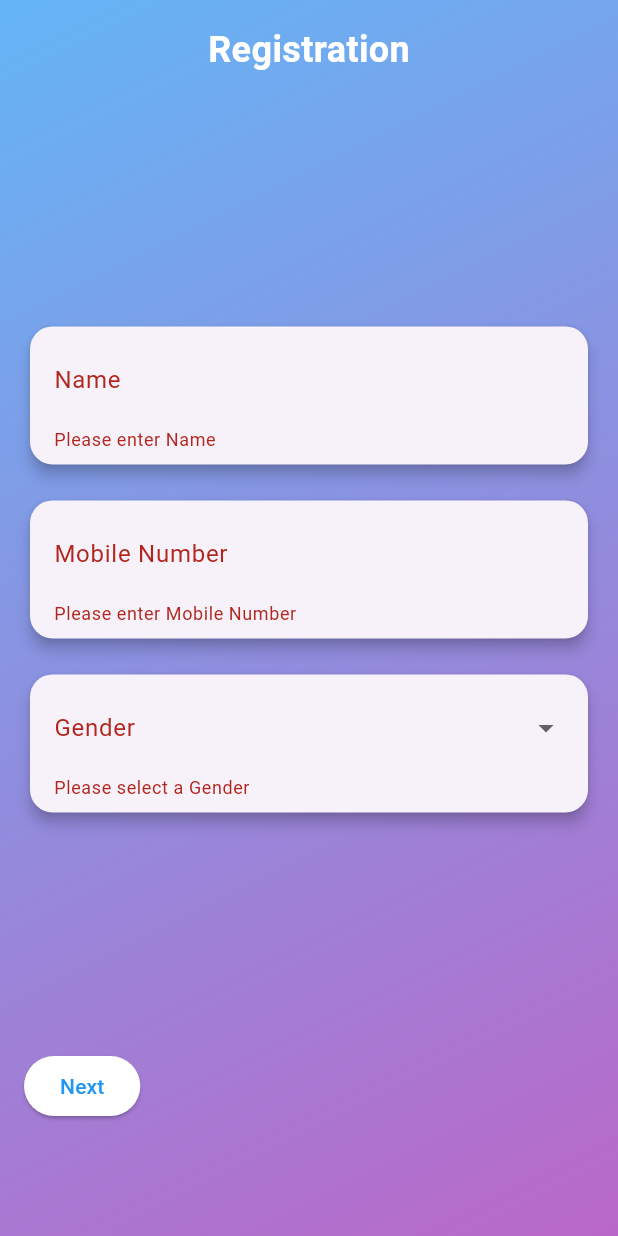
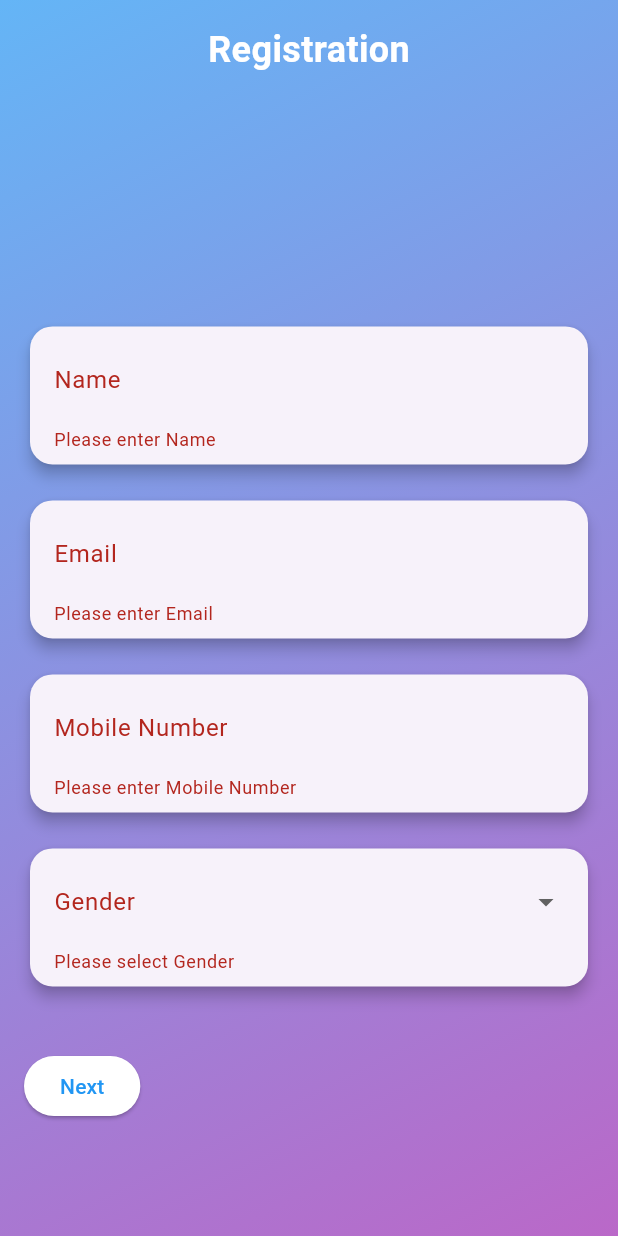
Before and after one commit to mridul-1226/Major-Project, a Flutter app: the screen it shows after launch, after a tap on "Next", on a phone screen of 412 x 824 dp. Run offline on Flutter 3.47's test engine with Material 3 defaults, Android fonts, the phone set to English and light mode, and no system bars.

Commit message:
fvm setup

```diff
--- a/major_project/lib/auth_feature/presentation/regitartion_page.dart
+++ b/major_project/lib/auth_feature/presentation/regitartion_page.dart
@@ -22,19 +22,28 @@ class _RegistrationPageState extends State<RegistrationPage> {
     GlobalKey<FormState>(),
   ];
   final TextEditingController _dateController = TextEditingController();
-    final TextEditingController _nameController = TextEditingController();
+  final TextEditingController _nameController = TextEditingController();
   final TextEditingController _phoneController = TextEditingController();
   final TextEditingController _parentNameController = TextEditingController();
   final TextEditingController _parentPhoneController = TextEditingController();
   final TextEditingController _addressController = TextEditingController();
-  final TextEditingController _joiningYearController = TextEditingController();
+  final TextEditingController _emailController = TextEditingController();
 
   int _currentPage = 0;
   String? _selectedBranch;
   String? _selectedGender;
+  String? _selectedJoiningYear;
 
   final List<String> _branches = ['CSE', 'EE', 'EL', 'Mining'];
   final List<String> _genders = ['Male', 'Female', 'Other'];
+
+  // Dynamically generate years from 2015 to the present year
+  List<String> _getYears() {
+    int currentYear = DateTime.now().year;
+    return List<String>.generate(currentYear - 2015 + 1, (index) {
+      return (2015 + index).toString();
+    });
+  }
 
   @override
   Widget build(BuildContext context) {
@@ -158,6 +167,7 @@ class _RegistrationPageState extends State<RegistrationPage> {
             children: [
               if (pageIndex == 0) ...[
                 _buildInputField('Name', _nameController),
+                _buildInputField('Email', _emailController, TextInputType.emailAddress),
                 _buildInputField('Mobile Number', _phoneController, TextInputType.phone),
                 _buildDropdownField(
                     'Gender', _genders, (value) => _selectedGender = value),
@@ -168,8 +178,8 @@ class _RegistrationPageState extends State<RegistrationPage> {
                 _buildDateField(),
               ],
               if (pageIndex == 2) ...[
-                _buildInputField(
-                    'Year of Joining College', _joiningYearController, TextInputType.number),
+                _buildDropdownField(
+                    'Year of Joining College', _getYears(), (value) => _selectedJoiningYear = value),
                 _buildDropdownField(
                     'Branch', _branches, (value) => _selectedBranch = value),
                 _buildInputField('Address', _addressController, TextInputType.multiline, 3),
@@ -201,6 +211,9 @@ class _RegistrationPageState extends State<RegistrationPage> {
             validator: (value) {
               if (value == null || value.isEmpty) {
                 return 'Please enter $label';
+              }
+              if (label == 'Email' && !RegExp(r"^[a-zA-Z0-9]+@[a-zA-Z]+\.[a-zA-Z]+").hasMatch(value)) {
+                return 'Please enter a valid email address';
               }
               return null;
             },
@@ -266,16 +279,16 @@ class _RegistrationPageState extends State<RegistrationPage> {
               labelText: label,
               border: InputBorder.none,
             ),
-            items: items.map((String value) {
+            items: items.map((item) {
               return DropdownMenuItem<String>(
-                value: value,
-                child: Text(value),
+                value: item,
+                child: Text(item),
               );
             }).toList(),
             onChanged: onChanged,
             validator: (value) {
               if (value == null || value.isEmpty) {
-                return 'Please select a $label';
+                return 'Please select $label';
               }
               return null;
             },
```
Also changed, not shown: 2 other files.
